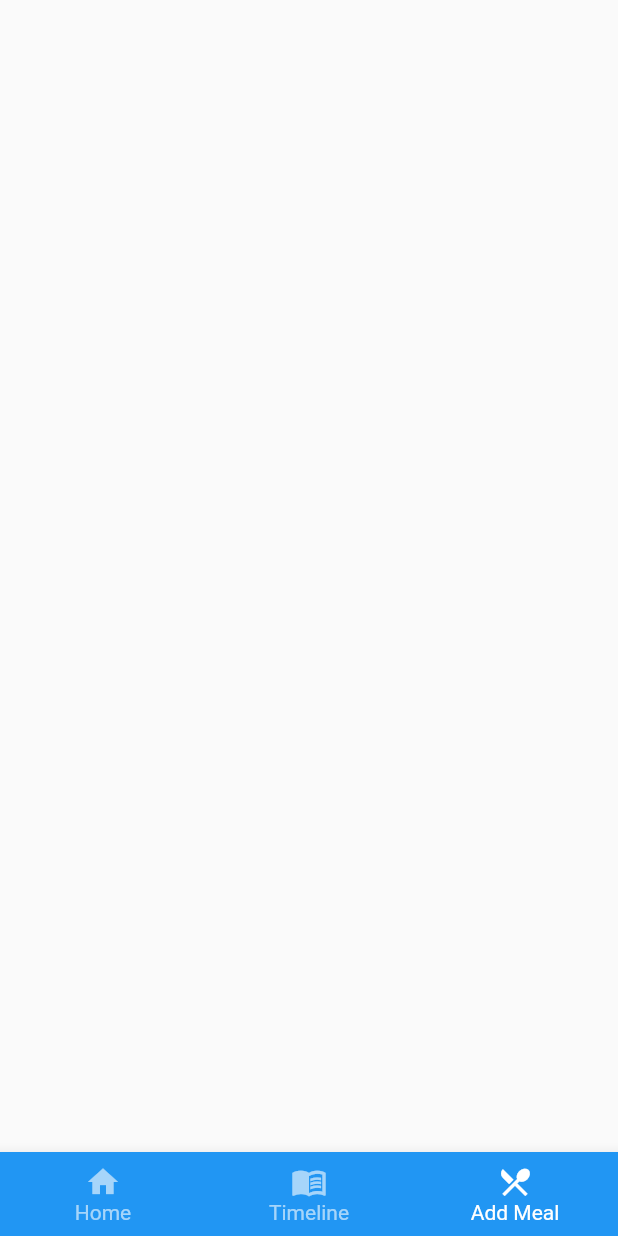
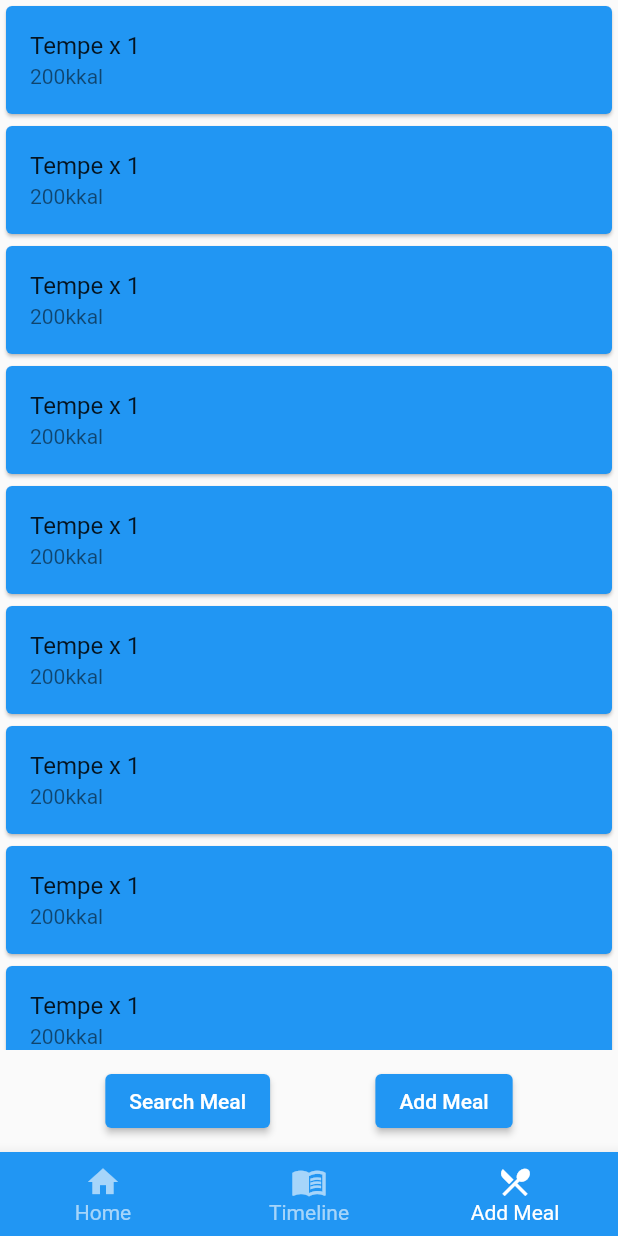
Before and after one commit to mandaputtra/caloria, a Flutter app: the screen it shows after launch, item 3 of the bottom bar chosen, on a phone screen of 412 x 824 dp. Run offline on Flutter 3.47's test engine with Material 2 defaults, Android fonts, the phone set to English and light mode, and no system bars; our stand-ins replace get, timelines.

Commit message:
feat: init add meal page

```diff
--- a/lib/main.dart
+++ b/lib/main.dart
@@ -1,4 +1,6 @@
 import 'package:caloria/screens/home.dart';
+import 'package:caloria/screens/insert_meal.dart';
+import 'package:caloria/screens/timeline.dart';
 import 'package:flutter/material.dart';
 import 'package:get/route_manager.dart';
 import 'package:caloria/controllers/navigation.dart';
@@ -21,7 +23,11 @@ class MyApp extends StatelessWidget {
       theme: ThemeData(
         primarySwatch: Colors.blue,
       ),
-      home: HomeScreen(),
+      routes: {
+        '/': (context) => HomeScreen(),
+        '/InsertMealScreen': (context) => InsertMealScreen(),
+        '/TimelineScreen': (context) => const TimelineScreen(),
+      },
     );
   }
 }
--- a/lib/screens/insert_meal.dart
+++ b/lib/screens/insert_meal.dart
@@ -1,13 +1,62 @@
 import 'package:caloria/widgets/bottom_navigation.dart';
 import 'package:flutter/material.dart';
 
-class InsertMealScreen extends StatelessWidget {
-  const InsertMealScreen({Key? key}) : super(key: key);
+class InsertMealScreen extends StatefulWidget {
+  @override
+  State<InsertMealScreen> createState() => _InsertMealScreenState();
+}
+
+class _InsertMealScreenState extends State<InsertMealScreen> {
+  TextEditingController textController = TextEditingController(text: '');
 
   @override
   Widget build(BuildContext context) {
-    return const Scaffold(
-      bottomNavigationBar: BottomNavigation(),
+    return Scaffold(
+      bottomNavigationBar: const BottomNavigation(),
+      body: SafeArea(
+        child: Column(
+          crossAxisAlignment: CrossAxisAlignment.stretch,
+          children: <Widget>[
+            Expanded(
+              child: ListView.builder(
+                itemCount: 10,
+                itemBuilder: (context, index) {
+                  return Card(
+                    child: Column(
+                      children: const <Widget>[
+                        ListTile(
+                          title: Text('Tempe x 1'),
+                          subtitle: Text('200kkal'),
+                        )
+                      ],
+                    ),
+                    color: Colors.blue,
+                  );
+                },
+              ),
+            ),
+            const SizedBox(
+              height: 10.0,
+            ),
+            Row(
+              mainAxisAlignment: MainAxisAlignment.spaceEvenly,
+              children: <Widget>[
+                ElevatedButton(
+                  onPressed: () {},
+                  child: const Text('Search Meal'),
+                ),
+                ElevatedButton(
+                  onPressed: () {},
+                  child: const Text('Add Meal'),
+                ),
+              ],
+            ),
+            const SizedBox(
+              height: 10.0,
+            ),
+          ],
+        ),
+      ),
     );
   }
 }
--- a/lib/screens/timeline.dart
+++ b/lib/screens/timeline.dart
@@ -1,6 +1,6 @@
 import 'package:caloria/constants.dart';
 import 'package:caloria/widgets/bottom_navigation.dart';
-import 'package:caloria/widgets/timeline.dart';
+// import 'package:caloria/widgets/timeline.dart';
 import 'package:flutter/material.dart';
 
 class TimelineScreen extends StatelessWidget {
--- a/lib/widgets/bottom_navigation.dart
+++ b/lib/widgets/bottom_navigation.dart
@@ -39,7 +39,7 @@ class _BottomNavigationState extends State<BottomNavigation> {
         }
 
         if (isCurrentRoutes(2, value, currentIndex)) {
-          Get.to(() => const InsertMealScreen());
+          Get.to(() => InsertMealScreen());
         }
         navigation.changeIndex(value);
       },
```
Also changed, not shown: lib/widgets/meal_exploler.dart (added).
